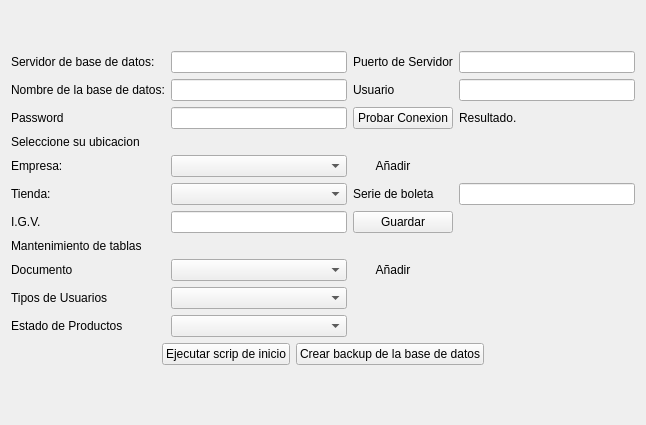
The window that configuracion/ui_configuracion.ui (rodety/manager) describes before a commit, drawn with Qt 5.
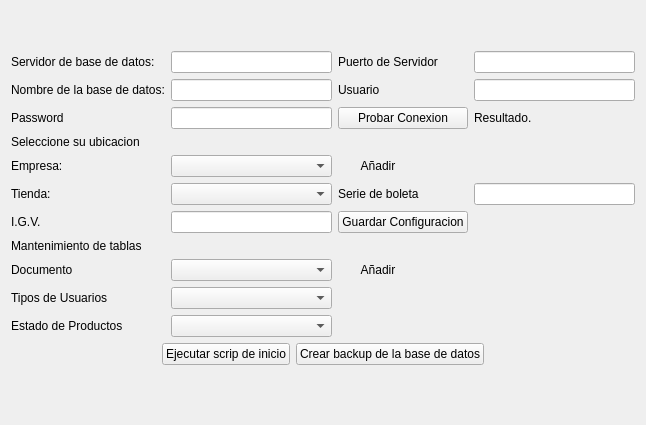
The same window after the commit. Icons and pictures are not drawn.

```diff
--- a/configuracion/ui_configuracion.ui
+++ b/configuracion/ui_configuracion.ui
@@ -329,7 +329,7 @@
      <item row="7" column="2">
       <widget class="QPushButton" name="btn_saveConfiguration">
        <property name="text">
-        <string>Guardar</string>
+        <string>Guardar Configuracion</string>
        </property>
       </widget>
      </item>
```
